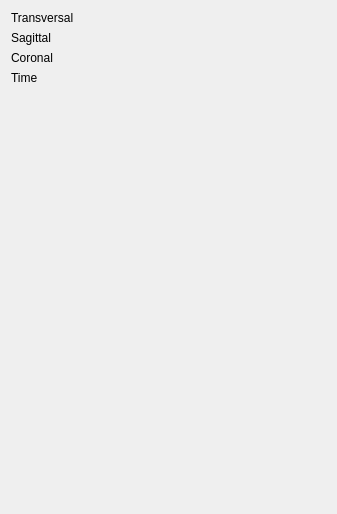
The window that Modules/Bundles/org.mitk.gui.qt.imagenavigator/src/internal/QmitkImageNavigatorViewControls.ui (MITK/MITK) describes before a commit, drawn with Qt 5.
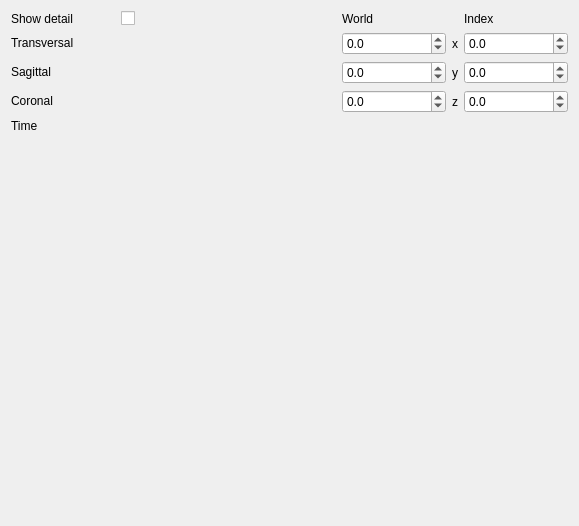
The same window after the commit. Custom widgets are drawn as their Qt base class.

Commit message: Image navigator showing and using millimetres

What changed in the file:
```diff
--- a/Modules/Bundles/org.mitk.gui.qt.imagenavigator/src/internal/QmitkImageNavigatorViewControls.ui
+++ b/Modules/Bundles/org.mitk.gui.qt.imagenavigator/src/internal/QmitkImageNavigatorViewControls.ui
@@ -6,8 +6,8 @@
    <rect>
     <x>0</x>
     <y>0</y>
-    <width>337</width>
-    <height>514</height>
+    <width>579</width>
+    <height>526</height>
    </rect>
   </property>
   <property name="minimumSize">
@@ -21,19 +21,47 @@
   </property>
   <layout class="QGridLayout" name="gridLayout">
    <item row="0" column="0">
-    <widget class="QLabel" name="label">
-     <property name="sizePolicy">
-      <sizepolicy hsizetype="Preferred" vsizetype="Fixed">
-       <horstretch>0</horstretch>
-       <verstretch>0</verstretch>
-      </sizepolicy>
-     </property>
+    <widget class="QLabel" name="m_ShowWorldCoordinatesLabel">
      <property name="text">
-      <string>Transversal</string>
+      <string>Show detail</string>
      </property>
     </widget>
    </item>
    <item row="0" column="1">
+    <widget class="QCheckBox" name="m_ShowWorldCoordinatesCheckBox">
+     <property name="text">
+      <string/>
+     </property>
+    </widget>
+   </item>
+   <item row="0" column="3">
+    <widget class="QLabel" name="m_WorldLabel">
+     <property name="text">
+      <string>World</string>
+     </property>
+    </widget>
+   </item>
+   <item row="0" column="5">
+    <widget class="QLabel" name="m_IndexLabel">
+     <property name="text">
+      <string>Index</string>
+     </property>
+    </widget>
+   </item>
+   <item row="1" column="0">
+    <widget class="QLabel" name="m_TransversalLabel">
+     <property name="sizePolicy">
+      <sizepolicy hsizetype="Preferred" vsizetype="Fixed">
+       <horstretch>0</horstretch>
+       <verstretch>0</verstretch>
+      </sizepolicy>
+     </property>
+     <property name="text">
+      <string>Transversal</string>
+     </property>
+    </widget>
+   </item>
+   <item row="1" column="1" colspan="2">
     <widget class="QmitkSliderNavigatorWidget" name="m_SliceNavigatorTransversal" native="true">
      <property name="sizePolicy">
       <sizepolicy hsizetype="Expanding" vsizetype="Fixed">
@@ -49,8 +77,59 @@
      </property>
     </widget>
    </item>
-   <item row="1" column="0">
-    <widget class="QLabel" name="label_2">
+   <item row="1" column="3">
+    <widget class="QDoubleSpinBox" name="m_XWorldCoordinateSpinBox">
+     <property name="sizePolicy">
+      <sizepolicy hsizetype="Preferred" vsizetype="Fixed">
+       <horstretch>0</horstretch>
+       <verstretch>0</verstretch>
+      </sizepolicy>
+     </property>
+     <property name="decimals">
+      <number>1</number>
+     </property>
+     <property name="minimum">
+      <double>-100000.000000000000000</double>
+     </property>
+     <property name="maximum">
+      <double>100000.000000000000000</double>
+     </property>
+    </widget>
+   </item>
+   <item row="1" column="4">
+    <widget class="QLabel" name="m_XLabel">
+     <property name="sizePolicy">
+      <sizepolicy hsizetype="Fixed" vsizetype="Preferred">
+       <horstretch>0</horstretch>
+       <verstretch>0</verstretch>
+      </sizepolicy>
+     </property>
+     <property name="text">
+      <string>x</string>
+     </property>
+    </widget>
+   </item>
+   <item row="1" column="5">
+    <widget class="QDoubleSpinBox" name="m_XIndexCoordinateSpinBox">
+     <property name="sizePolicy">
+      <sizepolicy hsizetype="Preferred" vsizetype="Fixed">
+       <horstretch>0</horstretch>
+       <verstretch>0</verstretch>
+      </sizepolicy>
+     </property>
+     <property name="decimals">
+      <number>1</number>
+     </property>
+     <property name="minimum">
+      <double>-100000.000000000000000</double>
+     </property>
+     <property name="maximum">
+      <double>100000.000000000000000</double>
+     </property>
+    </widget>
+   </item>
+   <item row="2" column="0">
+    <widget class="QLabel" name="m_SagittalLabel">
      <property name="sizePolicy">
       <sizepolicy hsizetype="Preferred" vsizetype="Fixed">
        <horstretch>0</horstretch>
@@ -62,7 +141,7 @@
      </property>
     </widget>
    </item>
-   <item row="1" column="1">
+   <item row="2" column="1" colspan="2">
     <widget class="QmitkSliderNavigatorWidget" name="m_SliceNavigatorSagittal" native="true">
      <property name="sizePolicy">
       <sizepolicy hsizetype="Expanding" vsizetype="Fixed">
@@ -72,8 +151,59 @@
      </property>
     </widget>
    </item>
-   <item row="2" column="0">
-    <widget class="QLabel" name="label_3">
+   <item row="2" column="3">
+    <widget class="QDoubleSpinBox" name="m_YWorldCoordinateSpinBox">
+     <property name="sizePolicy">
+      <sizepolicy hsizetype="Preferred" vsizetype="Fixed">
+       <horstretch>0</horstretch>
+       <verstretch>0</verstretch>
+      </sizepolicy>
+     </property>
+     <property name="decimals">
+      <number>1</number>
+     </property>
+     <property name="minimum">
+      <double>-100000.000000000000000</double>
+     </property>
+     <property name="maximum">
+      <double>100000.000000000000000</double>
+     </property>
+    </widget>
+   </item>
+   <item row="2" column="4">
+    <widget class="QLabel" name="m_YLabel">
+     <property name="sizePolicy">
+      <sizepolicy hsizetype="Fixed" vsizetype="Preferred">
+       <horstretch>0</horstretch>
+       <verstretch>0</verstretch>
+      </sizepolicy>
+     </property>
+     <property name="text">
+      <string>y</string>
+     </property>
+    </widget>
+   </item>
+   <item row="2" column="5">
+    <widget class="QDoubleSpinBox" name="m_YIndexCoordinateSpinBox">
+     <property name="sizePolicy">
+      <sizepolicy hsizetype="Preferred" vsizetype="Fixed">
+       <horstretch>0</horstretch>
+       <verstretch>0</verstretch>
+      </sizepolicy>
+     </property>
+     <property name="decimals">
+      <number>1</number>
+     </property>
+     <property name="minimum">
+      <double>-100000.000000000000000</double>
+     </property>
+     <property name="maximum">
+      <double>100000.000000000000000</double>
+     </property>
+    </widget>
+   </item>
+   <item row="3" column="0">
+    <widget class="QLabel" name="m_CoronalLabel">
      <property name="sizePolicy">
       <sizepolicy hsizetype="Preferred" vsizetype="Fixed">
        <horstretch>0</horstretch>
@@ -85,7 +215,7 @@
      </property>
     </widget>
    </item>
-   <item row="2" column="1">
+   <item row="3" column="1" colspan="2">
     <widget class="QmitkSliderNavigatorWidget" name="m_SliceNavigatorFrontal" native="true">
      <property name="sizePolicy">
       <sizepolicy hsizetype="Expanding" vsizetype="Fixed">
@@ -95,8 +225,59 @@
      </property>
     </widget>
    </item>
-   <item row="3" column="0">
-    <widget class="QLabel" name="label_4">
+   <item row="3" column="3">
+    <widget class="QDoubleSpinBox" name="m_ZWorldCoordinateSpinBox">
+     <property name="sizePolicy">
+      <sizepolicy hsizetype="Preferred" vsizetype="Fixed">
+       <horstretch>0</horstretch>
+       <verstretch>0</verstretch>
+      </sizepolicy>
+     </property>
+     <property name="decimals">
+      <number>1</number>
+     </property>
+     <property name="minimum">
+      <double>-100000.000000000000000</double>
+     </property>
+     <property name="maximum">
+      <double>100000.000000000000000</double>
+     </property>
+    </widget>
+   </item>
+   <item row="3" column="4">
+    <widget class="QLabel" name="m_ZLabel">
+     <property name="sizePolicy">
+      <sizepolicy hsizetype="Fixed" vsizetype="Preferred">
+       <horstretch>0</horstretch>
+       <verstretch>0</verstretch>
+      </sizepolicy>
+     </property>
+     <property name="text">
+      <string>z</string>
+     </property>
+    </widget>
+   </item>
+   <item row="3" column="5">
+    <widget class="QDoubleSpinBox" name="m_ZIndexCoordinateSpinBox">
+     <property name="sizePolicy">
+      <sizepolicy hsizetype="Preferred" vsizetype="Fixed">
+       <horstretch>0</horstretch>
+       <verstretch>0</verstretch>
+      </sizepolicy>
+     </property>
+     <property name="decimals">
+      <number>1</number>
+     </property>
+     <property name="minimum">
+      <double>-100000.000000000000000</double>
+     </property>
+     <property name="maximum">
+      <double>100000.000000000000000</double>
+     </property>
+    </widget>
+   </item>
+   <item row="4" column="0">
+    <widget class="QLabel" name="m_TimeLabel">
      <property name="sizePolicy">
       <sizepolicy hsizetype="Preferred" vsizetype="Fixed">
        <horstretch>0</horstretch>
@@ -108,7 +289,7 @@
      </property>
     </widget>
    </item>
-   <item row="3" column="1">
+   <item row="4" column="1" colspan="2">
     <widget class="QmitkSliderNavigatorWidget" name="m_SliceNavigatorTime" native="true">
      <property name="sizePolicy">
       <sizepolicy hsizetype="Expanding" vsizetype="Fixed">
@@ -118,7 +299,7 @@
      </property>
     </widget>
    </item>
-   <item row="4" column="1">
+   <item row="5" column="2">
     <spacer name="verticalSpacer">
      <property name="orientation">
       <enum>Qt::Vertical</enum>
```
The commit also changes 3 other files.
